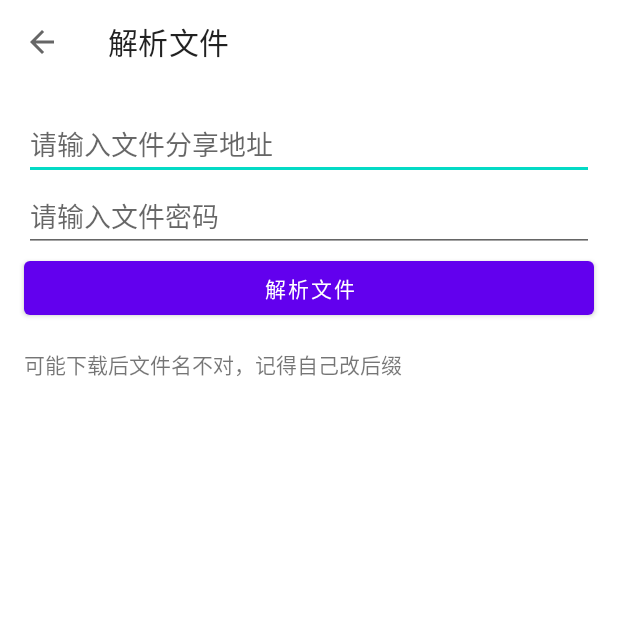
After one commit to Yu2002s/SplitLanzou, an Android app: the ResolveFileActivity screen opened directly, with no data from a screen before it, on a phone screen of 412 x 824 dp, the top half of it. The commit adds this screen. Run offline under Robolectric (Android 15) with nearby library versions, the phone set to English and light mode, and no system bars; 1 statement that could not run was skipped.

Commit message:
支持解析文件

```diff
--- a/app/src/main/AndroidManifest.xml
+++ b/app/src/main/AndroidManifest.xml
@@ -56,6 +56,8 @@
             android:label="一些问题"/>
         <activity android:name=".ui.download.DownloadInfoActivity"
             android:label="下载信息"/>
+        <activity android:name=".ui.resolve.ResolveFileActivity"
+            android:label="解析文件"/>
 
         <service android:name=".service.DownloadService" />
         <service android:name=".service.UploadService" />
--- a/app/src/main/java/com/lanzou/split/network/Repository.java
+++ b/app/src/main/java/com/lanzou/split/network/Repository.java
@@ -275,6 +275,9 @@ public class Repository {
     public String getDownloadUrl(String url, @Nullable String pwd) {
         // 获取下载地址
         try {
+            if (!url.contains("/tp/")) {
+                url = url.replace(".com", ".com/tp");
+            }
             String html = getHtml(url);
             // 获取文件名
             // TODO: 2023/3/24
--- /dev/null
+++ b/app/src/main/java/com/lanzou/split/ui/resolve/ResolveFileActivity.java
@@ -0,0 +1,68 @@
+package com.lanzou.split.ui.resolve;
+
+import android.content.ComponentName;
+import android.content.Intent;
+import android.content.ServiceConnection;
+import android.os.Bundle;
+import android.os.IBinder;
+import android.util.AndroidException;
+import android.view.MenuItem;
+import android.view.View;
+
+import androidx.annotation.NonNull;
+import androidx.annotation.Nullable;
+import androidx.appcompat.app.AppCompatActivity;
+
+import com.lanzou.split.base.BaseActivity;
+import com.lanzou.split.databinding.ActivityResolveFileBinding;
+import com.lanzou.split.service.DownloadService;
+
+public class ResolveFileActivity extends AppCompatActivity implements ServiceConnection {
+
+    private DownloadService downloadService;
+
+    @Override
+    protected void onCreate(@Nullable Bundle savedInstanceState) {
+        super.onCreate(savedInstanceState);
+        bindService(new Intent(this, DownloadService.class), this, BIND_AUTO_CREATE);
+        ActivityResolveFileBinding binding = ActivityResolveFileBinding.inflate(getLayoutInflater());
+        setContentView(binding.getRoot());
+        setSupportActionBar(binding.header.toolBar);
+        getSupportActionBar().setDisplayHomeAsUpEnabled(true);
+
+        binding.btnResolve.setOnClickListener(v -> {
+            String url = binding.editUrl.getText().toString();
+            String pwd = binding.editPwd.getText().toString();
+            resolveFile(url, pwd);
+        });
+    }
+
+    private void resolveFile(String url, @Nullable String pwd) {
+        downloadService.addDownload(url, null, pwd);
+    }
+
+    @Override
+    public void onServiceConnected(ComponentName name, IBinder service) {
+        downloadService = ((DownloadService.DownloadBinder) service).getService();
+    }
+
+    @Override
+    public void onServiceDisconnected(ComponentName name) {
+
+    }
+
+    @Override
+    public boolean onOptionsItemSelected(@NonNull MenuItem item) {
+        if (item.getItemId() == android.R.id.home) {
+            finish();
+        }
+        return super.onOptionsItemSelected(item);
+    }
+
+    @Override
+    protected void onDestroy() {
+        super.onDestroy();
+        unbindService(this);
+        downloadService = null;
+    }
+}
--- /dev/null
+++ b/app/src/main/res/layout/activity_resolve_file.xml
@@ -0,0 +1,42 @@
+<?xml version="1.0" encoding="utf-8"?>
+<LinearLayout xmlns:android="http://schemas.android.com/apk/res/android"
+    android:orientation="vertical"
+    android:layout_width="match_parent"
+    android:layout_height="match_parent">
+
+    <include android:id="@+id/header"
+        layout="@layout/content_header"/>
+
+    <EditText
+        android:layout_marginTop="16dp"
+        android:layout_marginHorizontal="16dp"
+        android:id="@+id/edit_url"
+        android:hint="请输入文件分享地址"
+        android:inputType="text|textUri"
+        android:layout_width="match_parent"
+        android:layout_height="wrap_content"
+        android:importantForAutofill="no" />
+
+    <EditText
+        android:layout_marginHorizontal="16dp"
+        android:id="@+id/edit_pwd"
+        android:hint="请输入文件密码"
+        android:inputType="text"
+        android:layout_width="match_parent"
+        android:layout_height="wrap_content"
+        android:importantForAutofill="no" />
+
+    <Button
+        android:layout_marginHorizontal="16dp"
+        android:id="@+id/btn_resolve"
+        android:text="解析文件"
+        android:layout_width="match_parent"
+        android:layout_height="wrap_content"/>
+
+    <TextView
+        android:padding="16dp"
+        android:text="可能下载后文件名不对，记得自己改后缀"
+        android:layout_width="wrap_content"
+        android:layout_height="wrap_content"/>
+
+</LinearLayout>
--- a/app/src/main/res/layout/item_list_file.xml
+++ b/app/src/main/res/layout/item_list_file.xml
@@ -5,8 +5,7 @@
     android:layout_height="wrap_content"
     android:background="?attr/selectableItemBackground"
     android:orientation="vertical"
-    android:paddingHorizontal="16dp"
-    android:paddingVertical="10dp">
+    android:padding="16dp">
 
     <TextView
         android:id="@+id/tv_name"
@@ -16,10 +15,11 @@
         tools:text="@string/app_name" />
 
     <TextView
+        android:layout_marginTop="4dp"
         android:id="@+id/tv_desc"
         android:layout_width="wrap_content"
         android:layout_height="wrap_content"
-        android:textAppearance="@style/TextAppearance.Material3.BodyMedium"
+        android:textAppearance="@style/TextAppearance.Material3.BodySmall"
         tools:text="@string/app_name" />
 
 </LinearLayout>
--- a/app/src/main/res/layout/item_list_transmission.xml
+++ b/app/src/main/res/layout/item_list_transmission.xml
@@ -3,8 +3,9 @@
     xmlns:tools="http://schemas.android.com/tools"
     android:layout_width="match_parent"
     android:layout_height="wrap_content"
+    android:background="?attr/selectableItemBackground"
     android:orientation="horizontal"
-    android:paddingVertical="10dp"
+    android:paddingVertical="14dp"
     android:paddingHorizontal="16dp">
 
     <LinearLayout
@@ -21,6 +22,8 @@
             tools:text="@string/app_name" />
 
         <TextView
+            android:textAppearance="@style/TextAppearance.Material3.BodySmall"
+            android:layout_marginTop="5dp"
             android:id="@+id/tv_desc"
             android:layout_width="wrap_content"
             android:layout_height="wrap_content"
--- a/app/src/main/res/menu/menu_main.xml
+++ b/app/src/main/res/menu/menu_main.xml
@@ -13,4 +13,7 @@
 
     <item android:id="@+id/transmission_list"
         android:title="传输列表"/>
+
+    <item android:id="@+id/resolve_file"
+        android:title="解析文件"/>
 </menu>
```
Also changed, not shown: app/src/main/java/com/lanzou/split/MainActivity.java (+4 -4 lines), app/src/main/java/com/lanzou/split/ui/setting/SettingActivity.java (+9 -1 lines).
